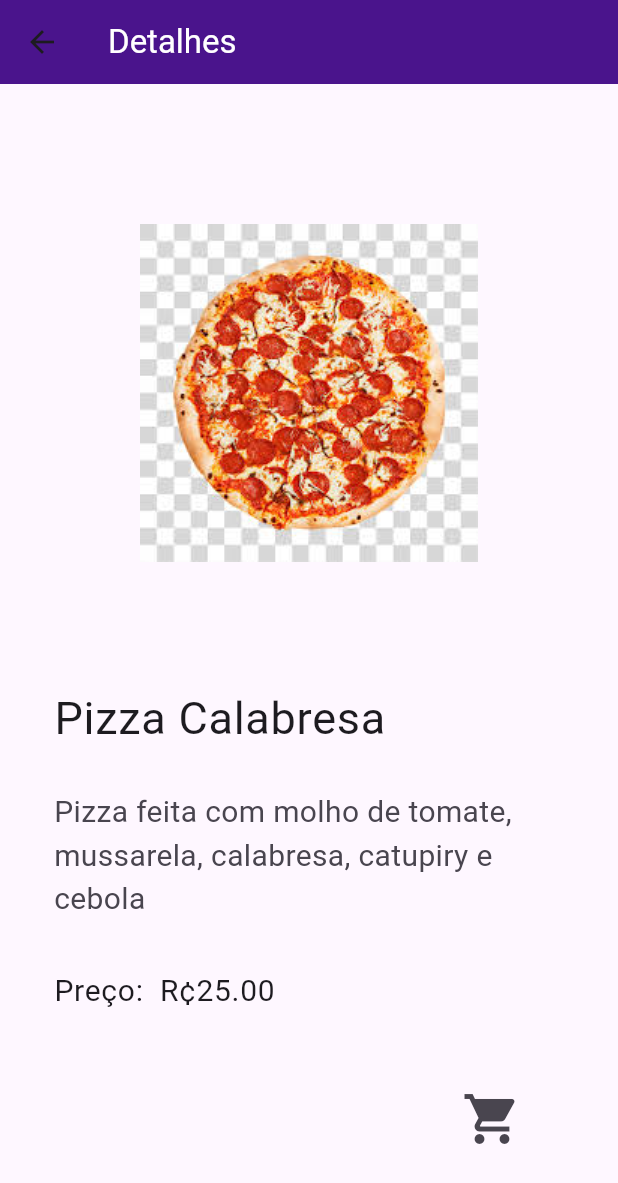
After one commit to JV4F/flutter_app_Cardapio, a Flutter app: the CardapioView screen opened by its route, after a tap on "Pizza Calabresa", on a phone screen of 412 x 824 dp. The commit adds this screen. Shown: the top 1183 px of the screen. Run offline on Flutter 3.47's test engine with Material 3 defaults, Android fonts, the phone set to English and light mode, and no system bars; our stand-ins replace device_preview.

Commit message:
Adição de detalhes

```diff
--- a/lib/main.dart
+++ b/lib/main.dart
@@ -4,6 +4,8 @@ import 'package:device_preview/device_preview.dart';
 import 'package:flutter/material.dart';
 import 'package:flutter_app08/view/cadastro_view.dart';
 import 'package:flutter_app08/view/cardapio_view.dart';
+import 'package:flutter_app08/view/carrinho_view.dart';
+import 'package:flutter_app08/view/detalhes_view.dart';
 import 'package:flutter_app08/view/homepage_view.dart';
 
 
@@ -30,6 +32,8 @@ class MainApp extends StatelessWidget {
         'homepage' : (context) => HomePageView(),
         'cadastro' : (context) => CadastroView(),
         'cardapio' : (context) => CardapioView(),
+        'detalhes' : (context) => DetalhesView(),
+        'carrinho' : (context) => CarrinhoView(),
       },
     );
   }
--- a/lib/model/produto.dart
+++ b/lib/model/produto.dart
@@ -4,16 +4,17 @@ class Produto {
   final double precoProd;
   final String nomeProd;
   final String fotoProd;
+  final String descricaoProd;
 
   //Construtor
-  Produto(this.precoProd, this.nomeProd, this.fotoProd);
+  Produto(this.precoProd, this.nomeProd, this.descricaoProd, this.fotoProd);
 
   //Geração de dados pra teste
 
   static List<Produto> gerardados(){
     List<Produto> cardapio = [];
-    cardapio.add(Produto(25, "Pizza Calabresa", 'lib/image/pizzacalabresa.jpg'));
-    cardapio.add(Produto(30, "Pizza Lombo", "lib/image/pizzacalabresa.jpg"));
+    cardapio.add(Produto(25, "Pizza Calabresa", 'Pizza feita com molho de tomate, mussarela, calabresa, catupiry e cebola' ,'lib/image/pizzacalabresa.jpg'));
+    cardapio.add(Produto(30, "Pizza Lombo", 'Pizza feica com mussarela, lombo canadense e catupiry' ,"lib/image/pizzacalabresa.jpg"));
 
     return cardapio;
   }
--- a/lib/view/cardapio_view.dart
+++ b/lib/view/cardapio_view.dart
@@ -42,8 +42,10 @@ class _CardapioViewState extends State<CardapioView> {
 
               child: ListTile(
 
+                //Exibe image do produto no cardapio
                 leading: Image.asset(cardapio[index].fotoProd),
 
+                //Exibe nome do produto no cardapio
                 title: Text(
                   cardapio[index].nomeProd,
                   style: TextStyle(
@@ -51,6 +53,7 @@ class _CardapioViewState extends State<CardapioView> {
                   ),
                 ),
 
+                //Exibe preço do produto no cardapio
                 subtitle: Text(
                   '${cardapio[index].precoProd.toStringAsFixed(2)}',
                     style: TextStyle(
@@ -59,13 +62,30 @@ class _CardapioViewState extends State<CardapioView> {
                   ),
                 ),
 
-                trailing: Icon(Icons.arrow_right),
+                //Icone seta no produto
+                trailing: Icon(
+                  Icons.arrow_right,
+                ),
 
+                hoverColor: Colors.purple.shade100,
+                onTap: () {
+
+                  //Retorna o item da lista selecionado
+                  Produto dados = cardapio[index];
+
+                  //Navegar para Detalhes
+                  Navigator.pushNamed(
+                    context, 'detalhes',
+                    arguments: dados,
+                  );
+
+                },//OnTap
 
               ),
 
+            );
 
-            );
+
           },
         ),
       ),
--- /dev/null
+++ b/lib/view/detalhes_view.dart
@@ -0,0 +1,103 @@
+// ignore_for_file: prefer_const_constructors, prefer_const_literals_to_create_immutables
+import 'package:flutter/material.dart';
+import 'package:flutter_app08/model/produto.dart';
+
+class DetalhesView extends StatefulWidget {
+  const DetalhesView({super.key});
+
+  @override
+  State<DetalhesView> createState() => _DetalhesViewState();
+}
+
+class _DetalhesViewState extends State<DetalhesView> {
+  @override
+  Widget build(BuildContext context) {
+
+    final Produto dados = ModalRoute.of(context)!.settings.arguments as Produto;
+
+    return Scaffold(
+
+      //Barra Superior
+      appBar: AppBar(
+        backgroundColor: Colors.purple.shade900,
+        title: Text(
+          'Detalhes',
+          style: TextStyle(color: Colors.white),
+          ),
+      ),
+      //Fim Barra Superior
+
+      body: Padding(
+
+        padding: EdgeInsets.all(20),
+
+        child: ListView(
+
+          children: [
+
+            //Exibir Foto
+            Image.asset('lib/image/pizzacalabresa.jpg'),
+
+            //Exibe Nome Produto no detalhe
+            ListTile(
+              title: Text(
+                dados.nomeProd,
+                style: TextStyle(fontSize: 30),
+              ),
+            ),
+
+            SizedBox(height: 10), // Espaçamento
+
+            //Exibe Descrição do produto no detalhe
+            ListTile(
+              subtitle: Text(
+                dados.descricaoProd,
+                style: TextStyle(fontSize: 20),
+              ),
+            ),
+
+            SizedBox(height: 10), //Espaçamento
+
+            //Exibe Preço do produto no detalhe
+            ListTile(
+              title: Text(
+                'Preço:  R¢'
+                '${dados.precoProd.toStringAsFixed(2)}',
+                style: TextStyle(fontSize: 20),
+
+              ),
+            ),
+
+            SizedBox(height: 30), //Espaçamento
+
+
+            //Icone do carrinho
+            //Foi colocado em uma row para que possamos editar o espaçamento horizontal
+            Row(
+              children: [
+                SizedBox(width: 280),
+                IconButton(
+                  icon: const Icon(Icons.shopping_cart),
+                  iconSize: 40,
+                  onPressed:(){
+
+                    //Icone sem função no momento, carrinho em desenvolvimento
+
+                  }
+                )
+              ],
+            ),
+            //Fim Icone do carrinho
+
+
+          ],
+        )
+
+      ),
+
+
+
+
+    );
+  }
+}
--- a/lib/view/homepage_view.dart
+++ b/lib/view/homepage_view.dart
@@ -33,7 +33,7 @@ class _HomePageViewState extends State<HomePageView> {
                  style: TextStyle(color: Colors.white),
                 ),
 
-                SizedBox(width: 180), // Espaçamento entre o Text e o Icon
+                SizedBox(width: 200), // Espaçamento entre o Text e o Icon
 
                 //Icone do AppBar
                  Icon(
```
Also changed, not shown: lib/view/carrinho_view.dart (added, +72 -0 lines).
